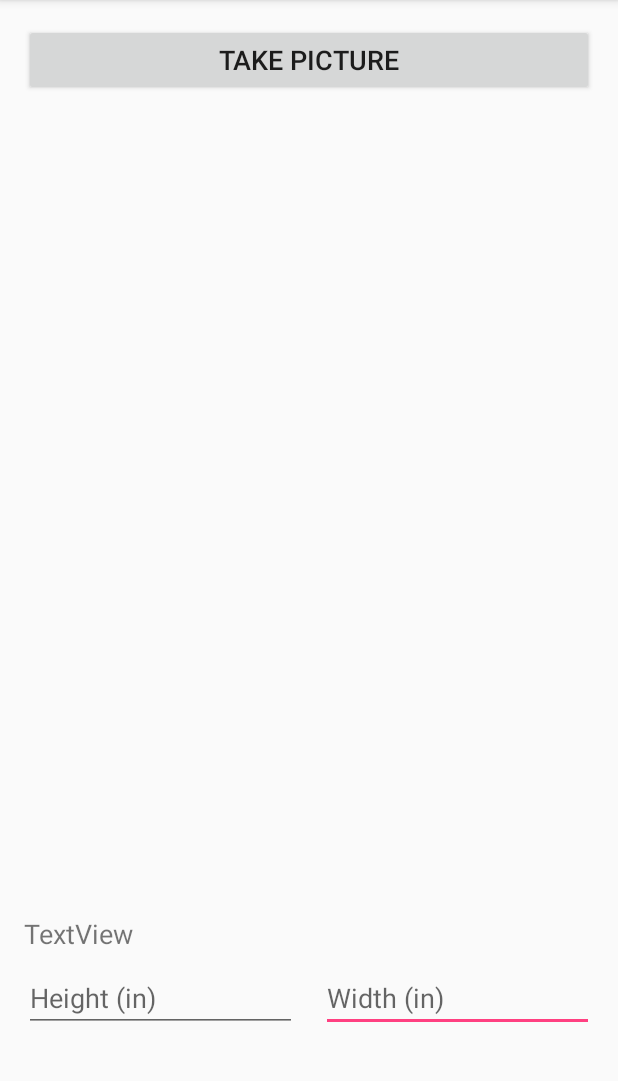
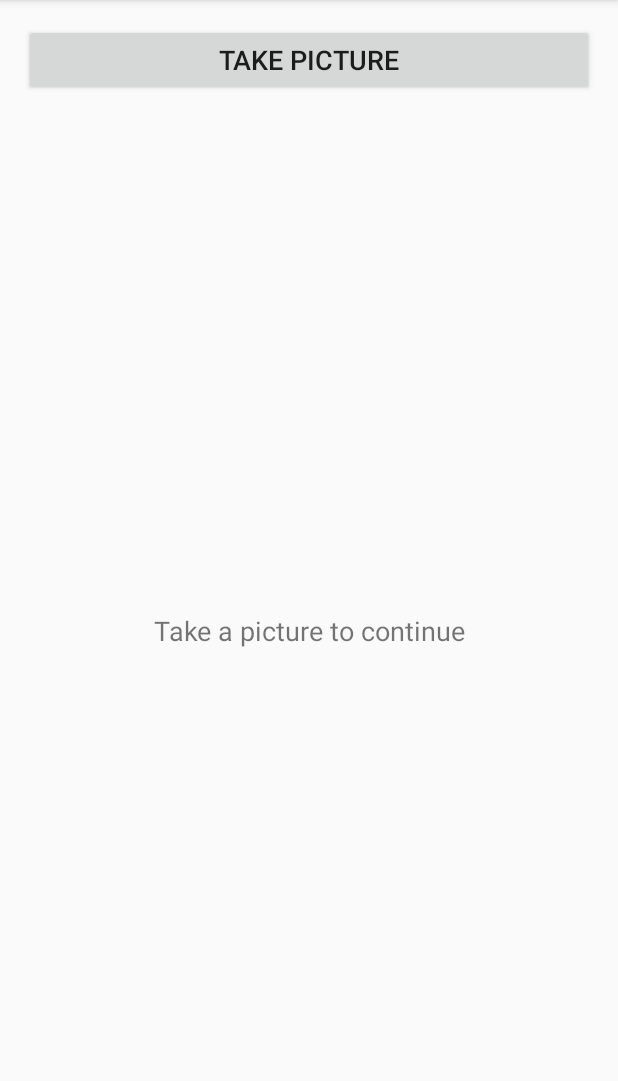
Before and after one commit to Nandez500/wallhack, an Android app: the PictureActivity screen opened directly, with no data from a screen before it, on a phone screen of 412 x 824 dp, the part 84-1165 px from its top. Run offline under Robolectric (Android 15) with nearby library versions, the phone set to English and light mode, and no system bars; libraries missing offline, so code that uses them is left out: com.yalantis.ucrop.

Commit message:
UI Updates

```diff
--- a/Android/app/src/main/res/layout/activity_drawing.xml
+++ b/Android/app/src/main/res/layout/activity_drawing.xml
@@ -45,7 +45,7 @@
         android:layout_marginRight="16dp"
         android:layout_marginStart="8dp"
         android:layout_marginTop="16dp"
-        android:onClick="resetButton"
+        android:onClick="resetScanning"
         android:text="Reset Scanning"
         android:visibility="invisible"
         app:layout_constraintEnd_toEndOf="parent"
--- a/Android/app/src/main/res/layout/activity_picture.xml
+++ b/Android/app/src/main/res/layout/activity_picture.xml
@@ -17,7 +17,7 @@
         android:layout_marginStart="16dp"
         android:layout_marginTop="16dp"
         android:contentDescription="Picture taken by the camera"
-        app:layout_constraintBottom_toTopOf="@+id/textView"
+        app:layout_constraintBottom_toTopOf="@+id/dimensionMessage"
         app:layout_constraintEnd_toEndOf="parent"
         app:layout_constraintHorizontal_bias="0.0"
         app:layout_constraintStart_toStartOf="parent"
@@ -54,9 +54,9 @@
         android:ems="10"
         android:hint="Width (in)"
         android:inputType="numberDecimal"
-        android:selectAllOnFocus="false"
+        android:selectAllOnFocus="true"
         android:singleLine="true"
-        android:visibility="visible"
+        android:visibility="invisible"
         app:layout_constraintBottom_toTopOf="@+id/continueButton"
         app:layout_constraintEnd_toEndOf="parent"
         app:layout_constraintStart_toEndOf="@+id/heightField" />
@@ -74,8 +74,9 @@
         android:ems="10"
         android:hint="Height (in)"
         android:inputType="numberDecimal"
+        android:selectAllOnFocus="true"
         android:singleLine="true"
-        android:visibility="visible"
+        android:visibility="invisible"
         app:layout_constraintBottom_toTopOf="@+id/continueButton"
         app:layout_constraintEnd_toStartOf="@+id/widthField"
         app:layout_constraintStart_toStartOf="parent" />
@@ -97,7 +98,7 @@
         app:layout_constraintTop_toTopOf="parent" />
 
     <TextView
-        android:id="@+id/textView"
+        android:id="@+id/dimensionMessage"
         android:layout_width="0dp"
         android:layout_height="wrap_content"
         android:layout_marginBottom="8dp"
@@ -105,9 +106,8 @@
         android:layout_marginLeft="16dp"
         android:layout_marginRight="16dp"
         android:layout_marginStart="16dp"
-        android:text="TextView"
         android:textSize="18sp"
-        android:visibility="visible"
+        android:visibility="invisible"
         app:layout_constraintBottom_toTopOf="@+id/heightField"
         app:layout_constraintEnd_toEndOf="parent"
         app:layout_constraintStart_toStartOf="parent"
@@ -119,10 +119,12 @@
         android:layout_height="wrap_content"
         android:layout_marginBottom="16dp"
         android:layout_marginTop="8dp"
+        android:text="Take a picture to continue"
         android:textSize="18sp"
+        android:visibility="visible"
         app:layout_constraintBottom_toBottomOf="parent"
         app:layout_constraintEnd_toEndOf="parent"
         app:layout_constraintStart_toStartOf="parent"
-        app:layout_constraintTop_toBottomOf="@+id/widthField"
+        app:layout_constraintTop_toTopOf="@+id/takenPicture"
         tools:text="Take a picture to continue" />
 </android.support.constraint.ConstraintLayout>
```
Also changed, not shown: Android/app/src/main/java/utdallas/wallhack/DrawingActivity.java (+73 -64 lines), Android/app/src/main/java/utdallas/wallhack/PictureActivity.java (+24 -3 lines), Android/app/src/main/java/utdallas/wallhack/WallData.java (+11 -5 lines).
